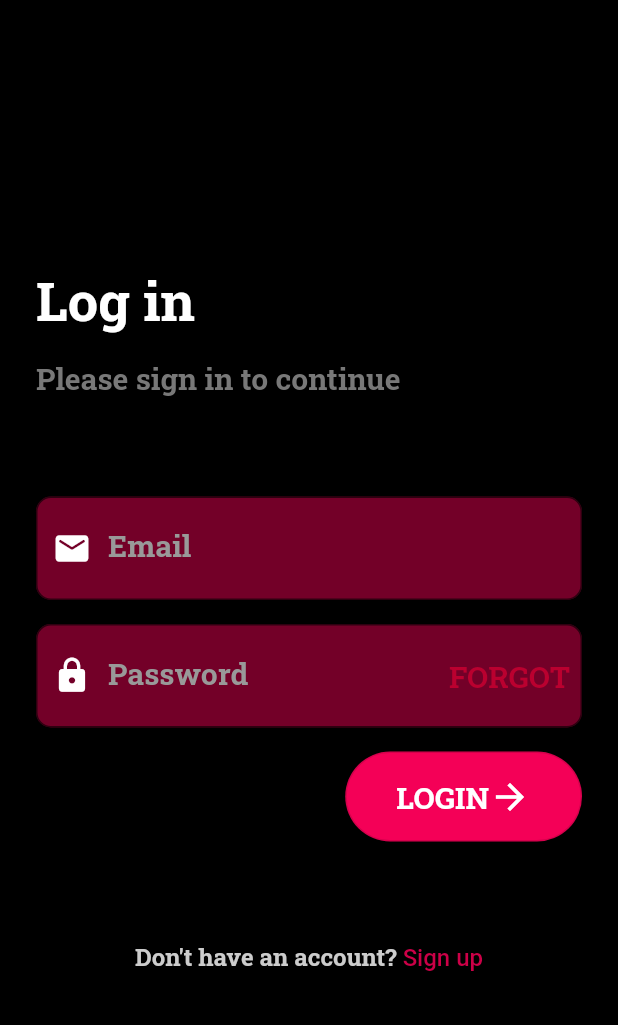
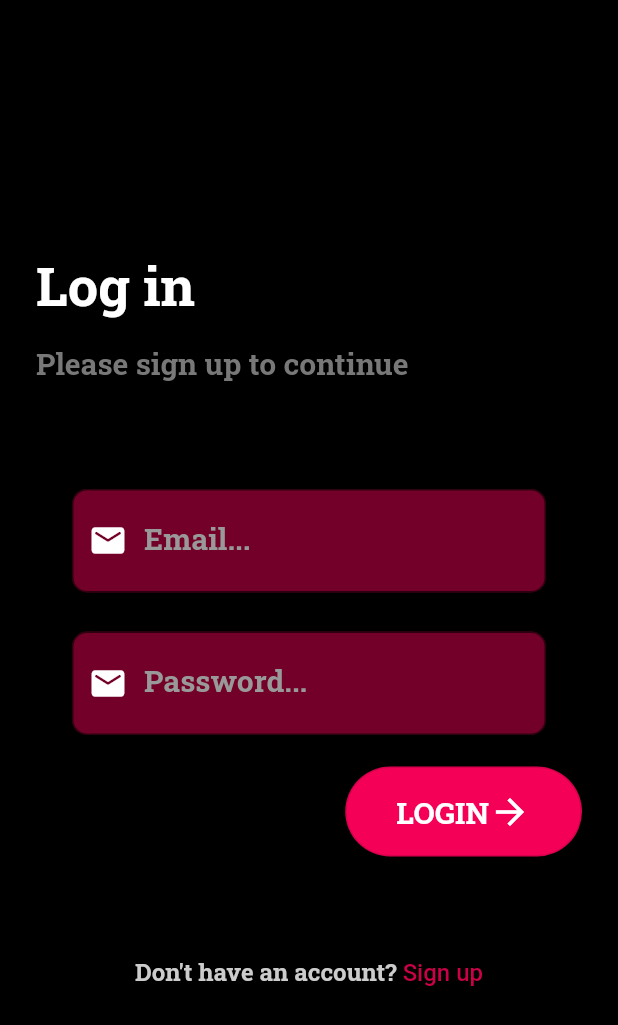
Before and after one commit to trungnguyenluu2311/E-Wallet, a Flutter app: the LoginScreen screen opened directly, on a phone screen of 412 x 824 dp. Shown: the top 1025 px of the screen. Run offline on Flutter 3.47's test engine with Material 2 defaults, Android fonts, the light colour scheme and no system bars; our stand-ins replace firebase_auth, firebase_core; accounts and stored records are empty.

Commit message:
Add login and create account

```diff
--- a/e_wallet/lib/main.dart
+++ b/e_wallet/lib/main.dart
@@ -1,3 +1,5 @@
+import 'package:e_wallet/screen/landing_page.dart';
+import 'package:e_wallet/screen/login_screen.dart';
 import 'package:e_wallet/screen/main_screen.dart';
 import 'package:flutter/material.dart';
 
@@ -12,7 +14,7 @@ class MyApp extends StatelessWidget {
     return MaterialApp(
       debugShowCheckedModeBanner: false,
       title: 'Flutter Demo',
-      home: MainScreen(),
+      home: SafeArea(child: LandingPage(),),
     );
   }
 }
--- a/e_wallet/lib/screen/login_screen.dart
+++ b/e_wallet/lib/screen/login_screen.dart
@@ -1,4 +1,7 @@
+import 'package:e_wallet/screen/create_account.dart';
+import 'package:e_wallet/widget/custom_input.dart';
 import 'package:flutter/material.dart';
+import 'package:firebase_auth/firebase_auth.dart';
 
 class LoginScreen extends StatefulWidget {
   @override
@@ -6,6 +9,90 @@ class LoginScreen extends StatefulWidget {
 }
 
 class _LoginScreenState extends State<LoginScreen> {
+
+  Future<void> _alertDialogBuilder(String error) async {
+    return showDialog(
+        context: context,
+        barrierDismissible: false,
+        builder: (context) {
+          return AlertDialog(
+            title: Text("Error"),
+            content: Container(
+              child: Text(error),
+            ),
+            actions: [
+              FlatButton(
+                child: Text("Close Dialog"),
+                onPressed: () {
+                  Navigator.pop(context);
+                },
+              )
+            ],
+          );
+        }
+    );
+  }
+
+  // Create a new user account
+  Future<String> _loginAccount() async {
+    try {
+      await FirebaseAuth.instance.signInWithEmailAndPassword(
+          email: _loginEmail, password: _loginPassword);
+      return null;
+    } on FirebaseAuthException catch(e) {
+      if (e.code == 'weak-password') {
+        return 'The password provided is too weak.';
+      } else if (e.code == 'email-already-in-use') {
+        return 'The account already exists for that email.';
+      }
+      return e.message;
+    } catch (e) {
+      return e.toString();
+    }
+  }
+
+  void _submitForm() async {
+    // Set the form to loading state
+    setState(() {
+      _loginFormLoading = true;
+    });
+
+    // Run the create account method
+    String _loginFeedback = await _loginAccount();
+
+    // If the string is not null, we got error while create account.
+    if(_loginFeedback != null) {
+      _alertDialogBuilder(_loginFeedback);
+
+      // Set the form to regular state [not loading].
+      setState(() {
+        _loginFormLoading = false;
+      });
+    }
+  }
+
+  // Default Form Loading State
+  bool _loginFormLoading = false;
+
+  // Form Input Field Values
+  String _loginEmail = "";
+  String _loginPassword = "";
+
+  // Focus Node for input fields
+  FocusNode _passwordFocusNode;
+
+  @override
+  void initState() {
+    _passwordFocusNode = FocusNode();
+    super.initState();
+  }
+
+  @override
+  void dispose() {
+    _passwordFocusNode.dispose();
+    super.dispose();
+  }
+
   @override
   Widget build(BuildContext context) {
     return SafeArea(
@@ -28,64 +115,35 @@ class _LoginScreenState extends State<LoginScreen> {
                   fontWeight: FontWeight.w700),
             ),
             SizedBox(height: 16),
-            Text('Please sign in to continue',
+            Text('Please sign up to continue',
                 style: TextStyle(
                     color: Color(0xFF787878),
                     fontFamily: 'RobotoSlab',
                     fontSize: 20,
                     fontWeight: FontWeight.w700)),
             SizedBox(height: 66),
-            TextField(
-                style: TextStyle(color: Colors.white, fontSize: 18),
-                decoration: InputDecoration(
-                  contentPadding: EdgeInsets.fromLTRB(30, 24, 0, 24),
-                  labelStyle: TextStyle(
-                      color: Color(0xFF999999),
-                      fontSize: 20,
-                      fontFamily: 'RobotoSlab',
-                      fontWeight: FontWeight.w700),
-                  labelText: 'Email',
-                  filled: true,
-                  fillColor: Color(0xFF730028),
-                  prefixIcon: Icon(
-                    Icons.email_rounded,
-                    size: 26,
-                    color: Colors.white,
+            CustomInput(
+              hintText: "Email...",
+              onChange: (value){
+                _loginEmail=value;
+              },
+              onSubmitted: (value){
+                _passwordFocusNode.requestFocus();
+              },
+              textInputAction: TextInputAction.next,
             ),
-                  border: OutlineInputBorder(
-                      borderRadius: BorderRadius.all(Radius.circular(10)),
-                      borderSide: BorderSide(color: Color(0xFF730028))),
-                )),
             SizedBox(height: 16),
-            TextField(
-                style: TextStyle(color: Colors.white, fontSize: 18),
-                decoration: InputDecoration(
-                  contentPadding: EdgeInsets.fromLTRB(0, 24, 0, 24),
-                  labelStyle: TextStyle(
-                      color: Color(0xFF999999),
-                      fontSize: 20,
-                      fontFamily: 'RobotoSlab',
-                      fontWeight: FontWeight.w700),
-                  labelText: 'Password',
-                  filled: true,
-                  fillColor: Color(0xFF730028),
-                  prefixIcon: Icon(
-                    Icons.lock,
-                    size: 26,
-                    color: Colors.white,
+            CustomInput(
+              hintText: "Password...",
+              onChange: (value){
+                _loginPassword=value;
+              },
+              focusNode: _passwordFocusNode,
+              isPasswordField: true,
+              onSubmitted: (value){
+                _submitForm();
+              },
             ),
-                  suffixIcon: TextButton(
-                      onPressed: () {},
-                      child: Text('FORGOT',
-                          style: TextStyle(
-                              color: Color(0xFFBA002F),
-                              fontSize: 20,
-                              fontFamily: 'RobotoSlab',
-                              fontWeight: FontWeight.w700))),
-                  border: OutlineInputBorder(
-                      borderRadius: BorderRadius.all(Radius.circular(10)),
-                      borderSide: BorderSide(color: Color(0xFF730028))),
-                )),
             SizedBox(height: 16),
             Row(mainAxisAlignment: MainAxisAlignment.end, children: [
               OutlinedButton(
@@ -118,7 +176,11 @@ class _LoginScreenState extends State<LoginScreen> {
                   )),
             ]),
             SizedBox(height: 66),
-            Center(
+            GestureDetector(
+              onTap: (){
+                Navigator.push(context, MaterialPageRoute(builder: (context)=>CreateAccount()));
+              },
+              child: Center(
                 child: RichText(
                   text: TextSpan(
                       text: "Don't have an account?",
@@ -137,6 +199,7 @@ class _LoginScreenState extends State<LoginScreen> {
                       ]),
                 ),
               ),
+            ),
           ],
         ),
       )),
--- /dev/null
+++ b/e_wallet/lib/widget/custom_input.dart
@@ -0,0 +1,56 @@
+import 'package:e_wallet/widget/contans.dart';
+import 'package:flutter/cupertino.dart';
+import 'package:flutter/material.dart';
+
+class CustomInput extends StatelessWidget {
+  final String hintText;
+  final Function (String) onChange;
+  final Function (String) onSubmitted;
+  final FocusNode focusNode;
+  final TextInputAction textInputAction;
+  final bool isPasswordField;
+
+  CustomInput({this.hintText,this.onChange,this.onSubmitted,this.focusNode,this.textInputAction,this.isPasswordField});
+
+  @override
+  Widget build(BuildContext context) {
+    bool _isPasswordField = isPasswordField ?? false;
+
+    return Container(
+      margin: EdgeInsets.symmetric(
+        horizontal: 24.0,
+        vertical: 5.0,
+      ),
+      decoration: BoxDecoration(
+        color: Colors.transparent,
+      ),
+      child: TextField(
+        obscureText: _isPasswordField,
+        focusNode: focusNode,
+        onChanged: onChange,
+        onSubmitted: onSubmitted,
+        textInputAction: textInputAction,
+        style: TextStyle(color: Colors.white, fontSize: 18),
+        decoration: InputDecoration(
+          contentPadding: EdgeInsets.fromLTRB(30, 24, 0, 24),
+          labelStyle: TextStyle(
+              color: Color(0xFF999999),
+              fontSize: 20,
+              fontFamily: 'RobotoSlab',
+              fontWeight: FontWeight.w700),
+          labelText: hintText ?? "Hint Text",
+          filled: true,
+          fillColor: Color(0xFF730028),
+          prefixIcon: Icon(
+            Icons.email_rounded,
+            size: 26,
+            color: Colors.white,
+          ),
+          border: OutlineInputBorder(
+              borderRadius: BorderRadius.all(Radius.circular(10)),
+              borderSide: BorderSide(color: Color(0xFF730028))),
+        ),
+      ),
+    );
+  }
+}
--- a/e_wallet/pubspec.yaml
+++ b/e_wallet/pubspec.yaml
@@ -33,6 +33,10 @@ dev_dependencies:
   flutter_test:
     sdk: flutter
 
+
+  firebase_core: "0.5.0"
+  firebase_auth: "^0.18.0+1"
+  cloud_firestore: "^0.14.0+2"
 # For information on the generic Dart part of this file, see the
 # following page: https://dart.dev/tools/pub/pubspec
 
```
Also changed, not shown: e_wallet/lib/screen/create_account.dart (added, +198 -0 lines), e_wallet/lib/screen/landing_page.dart (added, +74 -0 lines), e_wallet/lib/widget/contans.dart (added, +19 -0 lines), e_wallet/pubspec.lock, 3 other files. Lines whose indentation alone changed are shown as unchanged.
